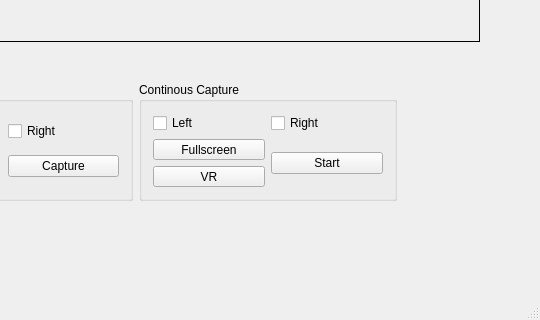
Old version of the form VR_interfaz/mainwindow.ui in the repository richardseba/TFG-Code; both pictures show x 815 to 1355 and y 439 to 759 of the 1355 by 759 pixel window.
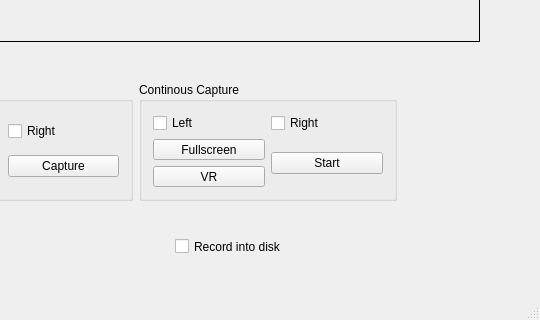
New version of the form.

```diff
--- a/VR_interfaz/mainwindow.ui
+++ b/VR_interfaz/mainwindow.ui
@@ -280,6 +280,19 @@
      <bool>true</bool>
     </property>
    </widget>
+   <widget class="QCheckBox" name="checkBox_saveVideo">
+    <property name="geometry">
+     <rect>
+      <x>990</x>
+      <y>670</y>
+      <width>131</width>
+      <height>31</height>
+     </rect>
+    </property>
+    <property name="text">
+     <string>Record into disk</string>
+    </property>
+   </widget>
    <zorder>label_display1</zorder>
    <zorder>label_display2</zorder>
    <zorder>layoutWidget</zorder>
```
Left out of the diff: 1 changed line with no effect on the pictures.
